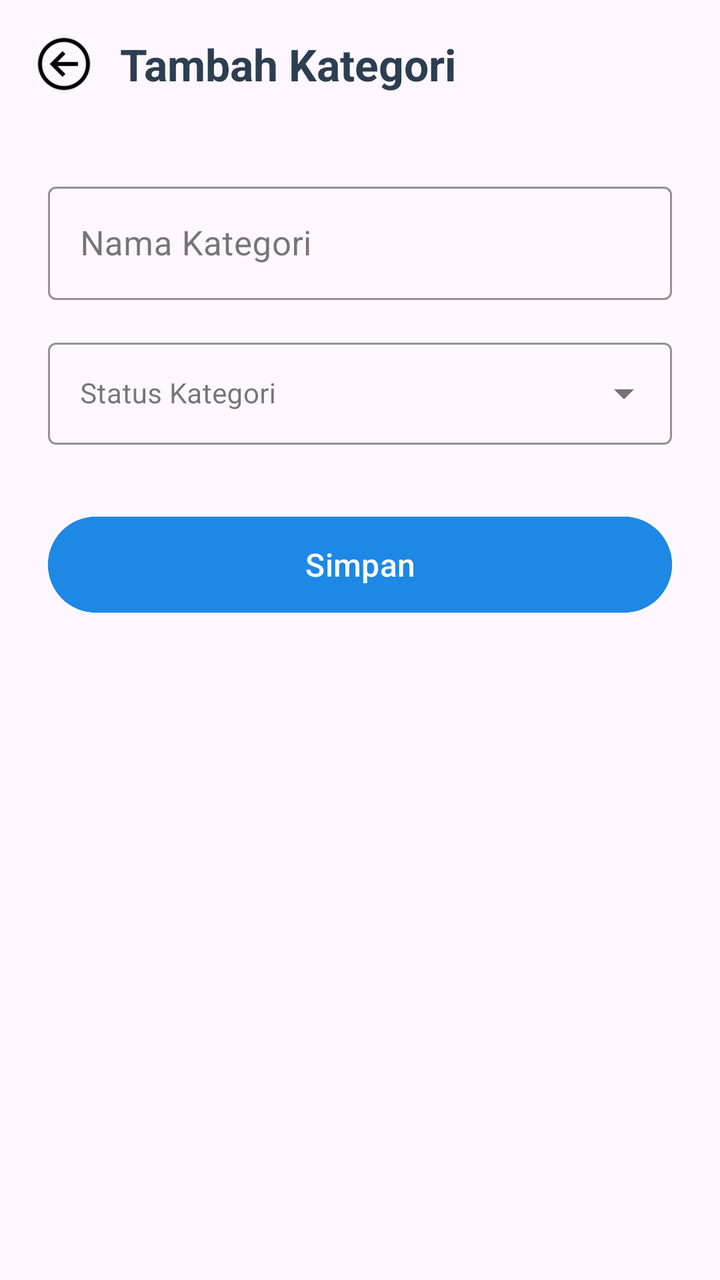
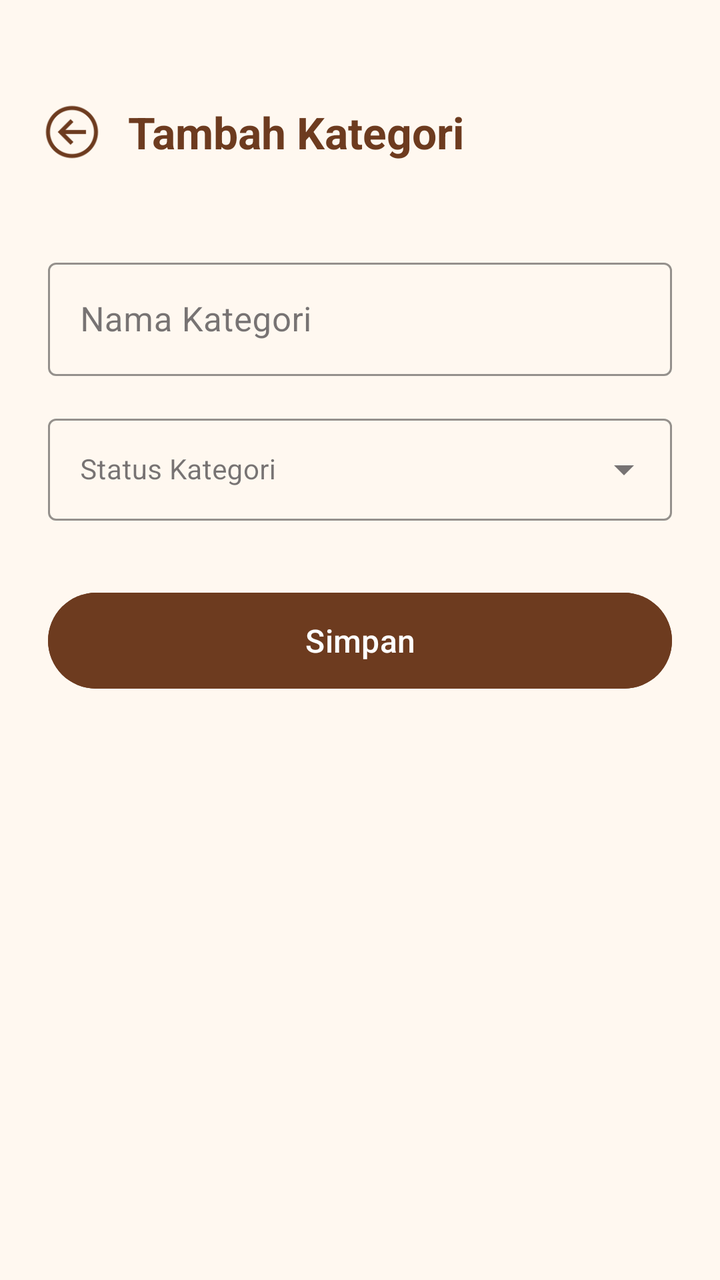

Compare the two renders of this Android layout. The source of the first and the diff that turns it into the second are given below.
<!-- AndroidManifest.xml: application theme Theme.Kasir -->
<!-- res/layout/activity_mod_kategori.xml -->
<?xml version="1.0" encoding="utf-8"?>
<LinearLayout xmlns:android="http://schemas.android.com/apk/res/android"
    xmlns:app="http://schemas.android.com/apk/res-auto"
    android:id="@+id/main"
    android:layout_width="match_parent"
    android:layout_height="match_parent"
    android:orientation="vertical">

    <LinearLayout
        android:layout_width="match_parent"
        android:layout_height="wrap_content"
        android:orientation="horizontal"
        android:padding="16dp"
        android:gravity="center_vertical">

        <ImageView
            android:id="@+id/btnBack"
            android:layout_width="32dp"
            android:layout_height="32dp"
            android:contentDescription="Back"
            android:src="@drawable/panah"
            android:clickable="true"
            android:focusable="true"
            app:tint="#000000" />

        <TextView
            android:layout_width="wrap_content"
            android:layout_height="wrap_content"
            android:layout_marginStart="12dp"
            android:text="Tambah Kategori"
            android:textSize="22sp"
            android:textStyle="bold"
            android:textColor="#2C3E50" />

    </LinearLayout>

    <LinearLayout
        android:layout_width="match_parent"
        android:layout_height="match_parent"
        android:orientation="vertical"
        android:padding="24dp">

        <com.google.android.material.textfield.TextInputLayout
            style="@style/Widget.MaterialComponents.TextInputLayout.OutlinedBox"
            android:layout_width="match_parent"
            android:layout_height="wrap_content"
            android:hint="Nama Kategori"
            app:boxStrokeColor="@color/purple_500"
            app:hintTextColor="@color/purple_500"
            android:layout_marginBottom="16dp">

            <com.google.android.material.textfield.TextInputEditText
                android:id="@+id/etNamaKategori"
                android:layout_width="match_parent"
                android:layout_height="wrap_content"
                android:textSize="17sp"
                android:inputType="text" />
        </com.google.android.material.textfield.TextInputLayout>

        <com.google.android.material.textfield.TextInputLayout
            style="@style/Widget.MaterialComponents.TextInputLayout.OutlinedBox.ExposedDropdownMenu"
            android:layout_width="match_parent"
            android:layout_height="wrap_content"
            android:hint="Status Kategori"
            app:boxStrokeColor="@color/purple_500"
            app:hintTextColor="@color/purple_500"
            android:layout_marginBottom="32dp">

            <AutoCompleteTextView
                android:id="@+id/spinnerJenis"
                android:layout_width="match_parent"
                android:layout_height="wrap_content"
                android:inputType="none"
                android:padding="16dp"
                android:textSize="14sp" />
        </com.google.android.material.textfield.TextInputLayout>

        <com.google.android.material.button.MaterialButton
            android:id="@+id/btnSimpan"
            android:layout_width="match_parent"
            android:layout_height="56dp"
            android:text="Simpan"
            android:textSize="16sp"
            android:textColor="#FFFFFF"
            android:backgroundTint="#1E88E5"
            app:cornerRadius="28dp" />

        <com.google.android.material.button.MaterialButton
            android:id="@+id/btnHapus"
            android:layout_width="match_parent"
            android:layout_height="56dp"
            android:layout_marginTop="12dp"
            android:text="Hapus Kategori"
            android:textSize="16sp"
            android:textColor="#FFFFFF"
            android:backgroundTint="#E53935"
            app:cornerRadius="28dp"
            android:visibility="gone" />

    </LinearLayout>
</LinearLayout>
<!-- resources referenced by this layout -->
<resources>
  <color name="purple_500">#6200EE</color>
  <!-- drawable panah: png bitmap (drawable, 1835 bytes) -->
  <style name="Theme.Kasir" parent="Base.Theme.Kasir" />
  <style name="Base.Theme.Kasir" parent="Theme.Material3.DayNight.NoActionBar">
          
          
      </style>
</resources>

<!-- the commit's change to res/layout/activity_mod_kategori.xml (unified diff, before → after) -->
@@ -4,13 +4,18 @@
     android:id="@+id/main"
     android:layout_width="match_parent"
     android:layout_height="match_parent"
+    android:background="@color/bg_home"
     android:orientation="vertical">
 
     <LinearLayout
         android:layout_width="match_parent"
         android:layout_height="wrap_content"
         android:orientation="horizontal"
-        android:padding="16dp"
+        android:paddingTop="50dp"
+        android:paddingBottom="20dp"
+        android:paddingStart="20dp"
+        android:paddingEnd="20dp"
+        android:background="@color/top_bar_bg"
         android:gravity="center_vertical">
 
         <ImageView
@@ -21,7 +26,7 @@
             android:src="@drawable/panah"
             android:clickable="true"
             android:focusable="true"
-            app:tint="#000000" />
+            app:tint="@color/icon_tint"/>
 
         <TextView
             android:layout_width="wrap_content"
@@ -30,7 +35,7 @@
             android:text="Tambah Kategori"
             android:textSize="22sp"
             android:textStyle="bold"
-            android:textColor="#2C3E50" />
+            android:textColor="@color/text_primary_brown"/>
 
     </LinearLayout>
 
@@ -45,16 +50,17 @@
             android:layout_width="match_parent"
             android:layout_height="wrap_content"
             android:hint="Nama Kategori"
-            app:boxStrokeColor="@color/purple_500"
-            app:hintTextColor="@color/purple_500"
+            app:boxStrokeColor="@color/input_stroke"
+            app:hintTextColor="@color/input_hint"
             android:layout_marginBottom="16dp">
 
             <com.google.android.material.textfield.TextInputEditText
                 android:id="@+id/etNamaKategori"
                 android:layout_width="match_parent"
                 android:layout_height="wrap_content"
+                android:textColor="@color/text_primary_brown"
                 android:textSize="17sp"
-                android:inputType="text" />
+                android:inputType="text"/>
         </com.google.android.material.textfield.TextInputLayout>
 
         <com.google.android.material.textfield.TextInputLayout
@@ -62,8 +68,8 @@
             android:layout_width="match_parent"
             android:layout_height="wrap_content"
             android:hint="Status Kategori"
-            app:boxStrokeColor="@color/purple_500"
-            app:hintTextColor="@color/purple_500"
+            app:boxStrokeColor="@color/input_stroke"
+            app:hintTextColor="@color/input_hint"
             android:layout_marginBottom="32dp">
 
             <AutoCompleteTextView
@@ -72,7 +78,8 @@
                 android:layout_height="wrap_content"
                 android:inputType="none"
                 android:padding="16dp"
-                android:textSize="14sp" />
+                android:textColor="@color/text_primary_brown"
+                android:textSize="14sp"/>
         </com.google.android.material.textfield.TextInputLayout>
 
         <com.google.android.material.button.MaterialButton
@@ -81,9 +88,9 @@
             android:layout_height="56dp"
             android:text="Simpan"
             android:textSize="16sp"
-            android:textColor="#FFFFFF"
-            android:backgroundTint="#1E88E5"
-            app:cornerRadius="28dp" />
+            android:textColor="@color/header_title_text"
+            android:backgroundTint="@color/header_bg"
+            app:cornerRadius="28dp"/>
 
         <com.google.android.material.button.MaterialButton
             android:id="@+id/btnHapus"
@@ -92,10 +99,12 @@
             android:layout_marginTop="12dp"
             android:text="Hapus Kategori"
             android:textSize="16sp"
-            android:textColor="#FFFFFF"
-            android:backgroundTint="#E53935"
+            android:textColor="@color/btn_hapus"
+            app:strokeColor="@color/btn_hapus"
+            app:strokeWidth="1.5dp"
+            app:backgroundTint="@android:color/transparent"
             app:cornerRadius="28dp"
-            android:visibility="gone" />
+            android:visibility="gone"/>
 
     </LinearLayout>
 </LinearLayout>
<!-- resource entries referenced after the edit -->
@@ -1,6 +1,14 @@
 <!-- resources referenced by this layout -->
 <resources>
-  <color name="purple_500">#6200EE</color>
+  <color name="bg_home">#FFF8F0</color>
+  <color name="btn_hapus">#E53935</color>
+  <color name="header_bg">#6D3B1F</color>
+  <color name="header_title_text">#FFFFFF</color>
+  <color name="icon_tint">#6D3B1F</color>
+  <color name="input_hint">#A0856B</color>
+  <color name="input_stroke">#6D3B1F</color>
+  <color name="text_primary_brown">#6D3B1F</color>
+  <color name="top_bar_bg">#FFF8F0</color>
   <!-- drawable panah: png bitmap (drawable, 1835 bytes) -->
   <style name="Theme.Kasir" parent="Base.Theme.Kasir" />
   <style name="Base.Theme.Kasir" parent="Theme.Material3.DayNight.NoActionBar">
